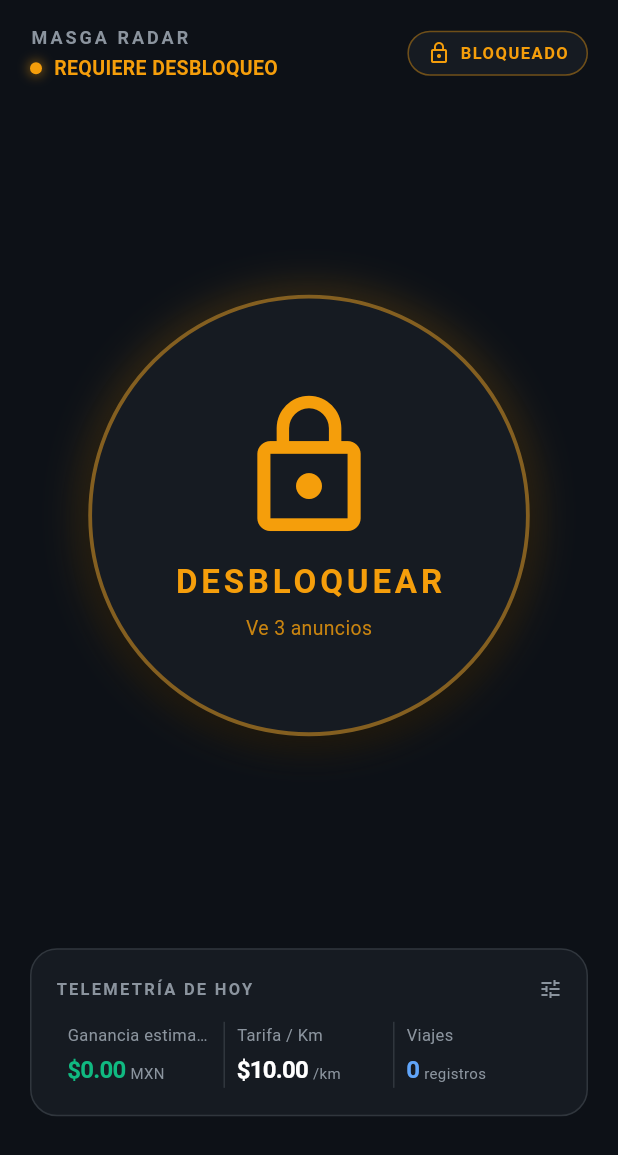
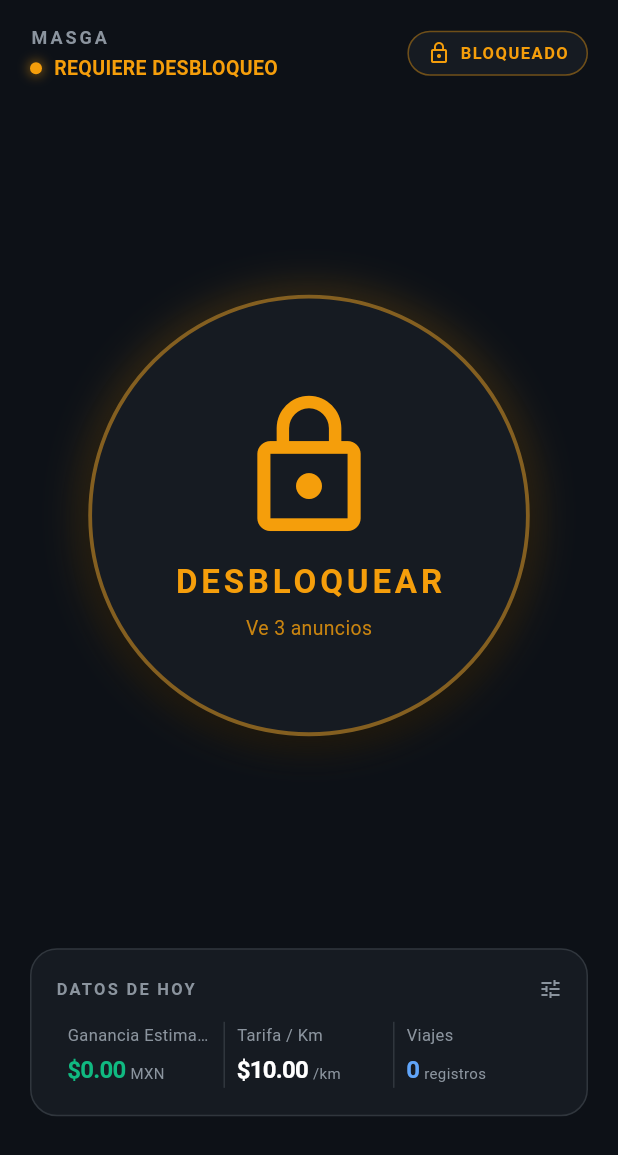
Before and after one commit to akalex5/masga_propio, a Flutter app: the InicioScreen screen opened directly, on a phone screen of 412 x 824 dp. Shown: the top 1155 px of the screen. Run offline on Flutter 3.47's test engine with Material 3 defaults, Android fonts, the phone set to English and light mode, and no system bars; our stand-ins replace google_mobile_ads, permission_handler, shared_preferences; accounts and stored records are empty.

Commit message:
style: restaurar textos e iconos finales en inicio_screen

```diff
--- a/lib/inicio_screen.dart
+++ b/lib/inicio_screen.dart
@@ -103,7 +103,7 @@ class _InicioScreenState extends State<InicioScreen>
     if (!estabaActivo && !quedoActivo) {
       mensaje = 'Activa "MasGa Lectura de Viajes" en Accesibilidad.';
     } else if (quedoActivo) {
-      mensaje = 'Radar activo. Vigilando DiDi, Uber e inDrive.';
+      mensaje = 'Radar activo.';
     } else {
       mensaje = 'Radar detenido.';
     }
@@ -181,7 +181,7 @@ class _InicioScreenState extends State<InicioScreen>
                                 crossAxisAlignment: CrossAxisAlignment.start,
                                 children: [
                                   const Text(
-                                    'MASGA RADAR',
+                                    'MASGA',
                                     style: TextStyle(
                                       color: textSecondary,
                                       fontSize: 12,
@@ -222,10 +222,10 @@ class _InicioScreenState extends State<InicioScreen>
                                       const SizedBox(width: 8),
                                       Text(
                                         activo
-                                            ? 'MONITOREANDO OFERTAS'
+                                            ? 'MONITOREANDO VIAJES'
                                             : (mostrarCandado
                                                 ? 'REQUIERE DESBLOQUEO'
-                                                : 'RADAR EN ESPERA'),
+                                                : 'RADAR APAGADO'),
                                         style: TextStyle(
                                           color: activo
                                               ? Colors.white
@@ -252,8 +252,8 @@ class _InicioScreenState extends State<InicioScreen>
                                   children: [
                                     Icon(
                                       activo
-                                          ? Icons.security
-                                          : (mostrarCandado ? Icons.lock_outline : Icons.shield_outlined),
+                                          ? Icons.circle
+                                          : (mostrarCandado ? Icons.lock_outline : Icons.pause_circle),
                                       color: activo
                                           ? accentGreen
                                           : (mostrarCandado ? accentAmber : textSecondary),
@@ -262,8 +262,8 @@ class _InicioScreenState extends State<InicioScreen>
                                     const SizedBox(width: 6),
                                     Text(
                                       activo
-                                          ? 'PROTEGIDO'
-                                          : (mostrarCandado ? 'BLOQUEADO' : 'PAUSADO'),
+                                          ? 'ACTIVO'
+                                          : (mostrarCandado ? 'BLOQUEADO' : 'APAGADO'),
                                       style: TextStyle(
                                         color: activo
                                             ? accentGreen
@@ -417,7 +417,7 @@ class _InicioScreenState extends State<InicioScreen>
                                   mainAxisAlignment: MainAxisAlignment.spaceBetween,
                                   children: [
                                     Text(
-                                      'TELEMETRÍA DE HOY',
+                                      'DATOS DE HOY',
                                       style: TextStyle(
                                         color: textSecondary,
                                         fontSize: 11,
@@ -433,7 +433,7 @@ class _InicioScreenState extends State<InicioScreen>
                                   children: [
                                     Expanded(
                                       child: _MetricItem(
-                                        label: 'Ganancia estimada',
+                                        label: 'Ganancia Estimada',
                                         value: '\$${gananciaHoy.toStringAsFixed(2)}',
                                         unit: 'MXN',
                                         highlightColor: accentGreen,
```
